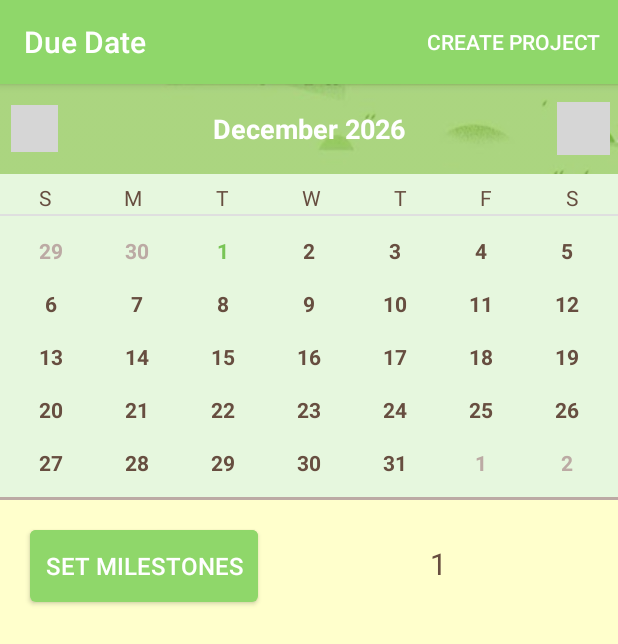
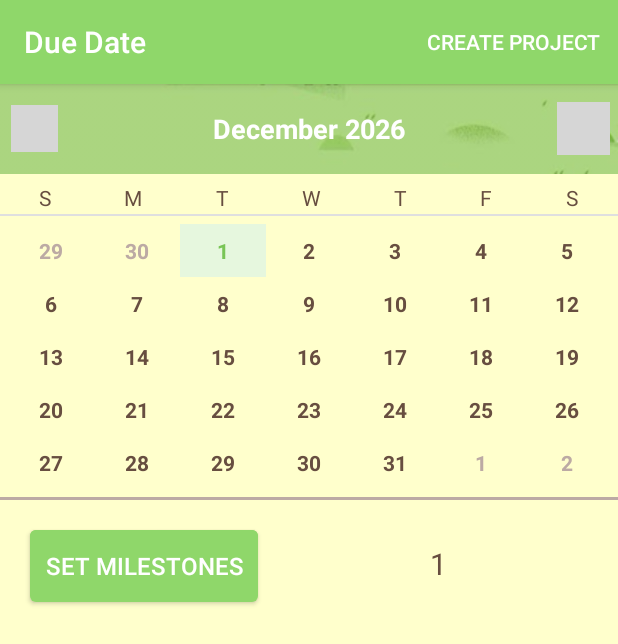
Before and after one commit to BelleCDXX/Dont_kill_the_tree, an Android app: the AddProjectDueDate screen opened directly, with no data from a screen before it, on a phone screen of 412 x 824 dp. Shown: the top 644 px of the screen. Run offline under Robolectric (Android 15) with nearby library versions, the light colour scheme and no system bars; 1 statement that could not run was skipped; grey boxes are pictures that could not be loaded.

Commit message:
change calendar background color

```diff
--- a/Don'tKillTheTree/app/src/main/java/dontkillthetree/scu/edu/Calender/CalendarAdapter.java
+++ b/Don'tKillTheTree/app/src/main/java/dontkillthetree/scu/edu/Calender/CalendarAdapter.java
@@ -129,7 +129,7 @@ public class CalendarAdapter extends BaseAdapter {
             v.setBackgroundColor(ContextCompat.getColor(context, R.color.lightGreen));
         }
         else {
-            v.setBackgroundColor(ContextCompat.getColor(context, R.color.slightGreen));
+            v.setBackgroundColor(ContextCompat.getColor(context, R.color.background));
         }
 
 
@@ -165,7 +165,7 @@ public class CalendarAdapter extends BaseAdapter {
 
     public View setSelected(View view,int position) {
         if (previousView != null) {
-            previousView.setBackgroundColor(ContextCompat.getColor(context, R.color.slightGreen));
+            previousView.setBackgroundColor(ContextCompat.getColor(context, R.color.background));
         }
 
         selectedGridDate = CalendarAdapter.day_string.get(position);
--- a/Don'tKillTheTree/app/src/main/res/layout/activity_add_project_due_date.xml
+++ b/Don'tKillTheTree/app/src/main/res/layout/activity_add_project_due_date.xml
@@ -13,7 +13,7 @@
     <LinearLayout
         android:layout_width="match_parent"
         android:layout_height="wrap_content"
-        android:background="@color/slightGreen"
+        android:background="@color/background"
         android:orientation="vertical">
 
         <LinearLayout
@@ -83,7 +83,7 @@
             android:paddingLeft="2dp"
             android:paddingRight="2dp"
             android:paddingTop="6dp"
-            android:background="@color/slightGreen">
+            android:background="@color/background">
 
             <TextView
                 android:id="@+id/TextView06"
@@ -161,7 +161,7 @@
             android:id="@+id/gv_calendar"
             android:layout_width="fill_parent"
             android:layout_height="wrap_content"
-            android:background="@color/slightGreen"
+            android:background="@color/background"
             android:cacheColorHint="@color/darkGray"
             android:gravity="center"
             android:listSelector="@android:color/transparent"
```
